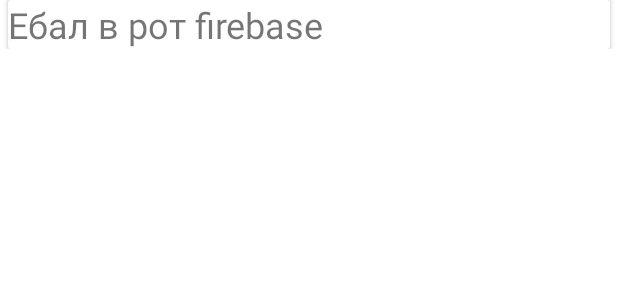
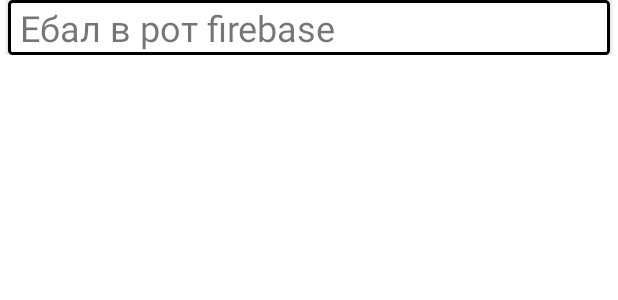
Before and after one commit to R0land42/entranceAct, an Android app: the layout item_message.xml on its own in the app's theme, with its tools: preview values and no code run, on a phone screen of 412 x 824 dp. Shown: the top 300 px of the screen. Run offline under Robolectric (Android 15) with nearby library versions, the phone set to English and light mode, and no system bars.

```diff
--- a/app/src/main/java/com/example/entranceact/SignUpActivity.java
+++ b/app/src/main/java/com/example/entranceact/SignUpActivity.java
@@ -4,6 +4,7 @@
 import android.content.Intent;
 import android.graphics.Color;
 import android.os.Bundle;
+import android.text.InputType;
 import android.text.TextUtils;
 import android.view.View;
 import android.widget.EditText;
@@ -26,7 +27,6 @@
     private DatabaseReference dbUsers;
     private TextView textView3;
     public static Activity SignUpActivityContext;
-
 
     @Override
     protected void onCreate(Bundle savedInstanceState) {
--- /dev/null
+++ b/app/src/main/res/drawable/shape.xml
@@ -0,0 +1,10 @@
+<?xml version="1.0" encoding="utf-8"?>
+<shape xmlns:android="http://schemas.android.com/apk/res/android">
+    <stroke android:width="2dp"/>
+    <corners android:radius="2dp"/>
+    <padding
+        android:bottom="2dp"
+        android:left="8dp"
+        android:right="8dp"
+        android:top="2dp"/>
+</shape>
--- a/app/src/main/res/layout/item_message.xml
+++ b/app/src/main/res/layout/item_message.xml
@@ -17,7 +17,8 @@
             android:layout_height="wrap_content"
             android:text="Ебал в рот firebase"
             android:textSize="24dp"
-            tools:ignore="MissingConstraints"/>
+            tools:ignore="MissingConstraints"
+            android:background="@drawable/shape"/>
 
     </androidx.cardview.widget.CardView>
 
```
